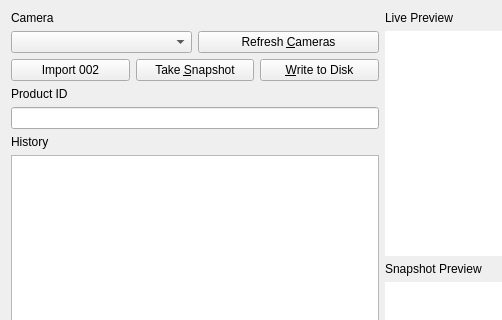
First picture: the form in scanwindow.ui, repository wolfpackmars2/inventory_gui, before the edit; both pictures show x 0 to 502 and y 0 to 320 of the 696 by 560 pixel window.
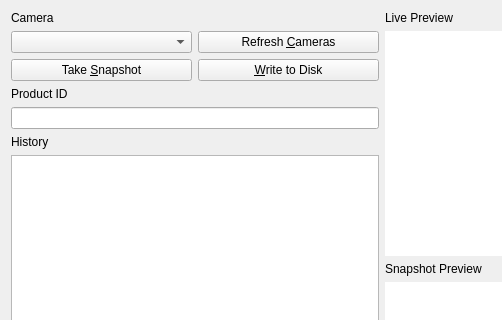
Second picture: the form after the edit.

Diff of the .ui file:
```diff
--- a/scanwindow.ui
+++ b/scanwindow.ui
@@ -48,13 +48,6 @@
        </item>
        <item>
         <layout class="QHBoxLayout" name="horizontalLayout">
-         <item>
-          <widget class="QPushButton" name="btnImport002">
-           <property name="text">
-            <string>Import 002</string>
-           </property>
-          </widget>
-         </item>
          <item>
           <widget class="QPushButton" name="btnTakePhoto">
            <property name="text">
```
